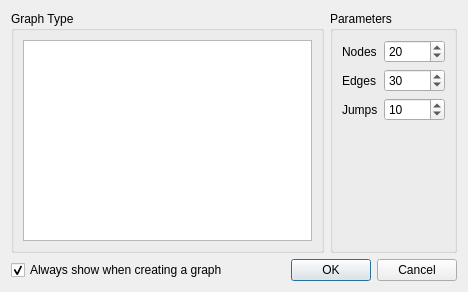
ArsMasiuk/qvge, file src/commonui/ogdf/COGDFNewGraphDialog.ui: the form before one commit.
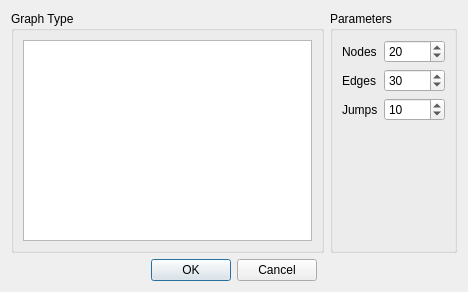
The form after the commit.

Diff of the .ui file:
```diff
--- a/src/commonui/ogdf/COGDFNewGraphDialog.ui
+++ b/src/commonui/ogdf/COGDFNewGraphDialog.ui
@@ -45,6 +45,19 @@
      </layout>
     </widget>
    </item>
+   <item row="1" column="0" colspan="2">
+    <widget class="QDialogButtonBox" name="Buttons">
+     <property name="orientation">
+      <enum>Qt::Horizontal</enum>
+     </property>
+     <property name="standardButtons">
+      <set>QDialogButtonBox::Cancel|QDialogButtonBox::Ok</set>
+     </property>
+     <property name="centerButtons">
+      <bool>true</bool>
+     </property>
+    </widget>
+   </item>
    <item row="0" column="1">
     <layout class="QVBoxLayout" name="verticalLayout_2">
      <item>
@@ -127,30 +140,6 @@
      </item>
     </layout>
    </item>
-   <item row="1" column="0" colspan="2">
-    <layout class="QHBoxLayout" name="horizontalLayout">
-     <item>
-      <widget class="QCheckBox" name="ShowOnStart">
-       <property name="text">
-        <string>Always show when creating a graph</string>
-       </property>
-       <property name="checked">
-        <bool>true</bool>
-       </property>
-      </widget>
-     </item>
-     <item>
-      <widget class="QDialogButtonBox" name="Buttons">
-       <property name="orientation">
-        <enum>Qt::Horizontal</enum>
-       </property>
-       <property name="standardButtons">
-        <set>QDialogButtonBox::Cancel|QDialogButtonBox::Ok</set>
-       </property>
-      </widget>
-     </item>
-    </layout>
-   </item>
   </layout>
  </widget>
  <resources/>
```
